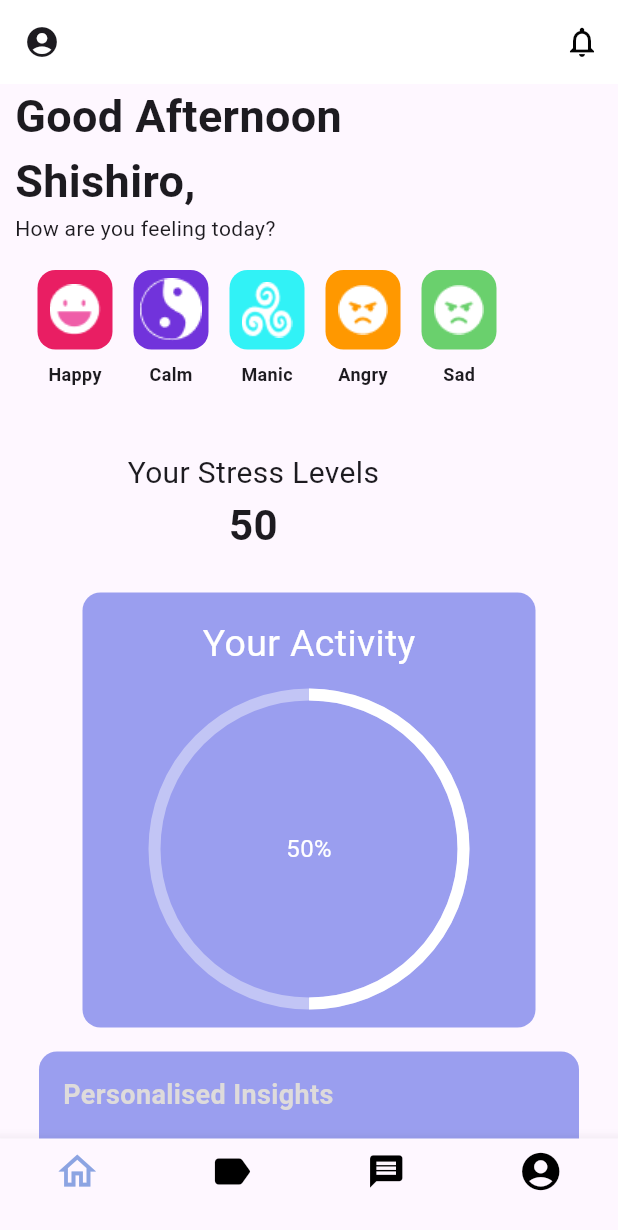
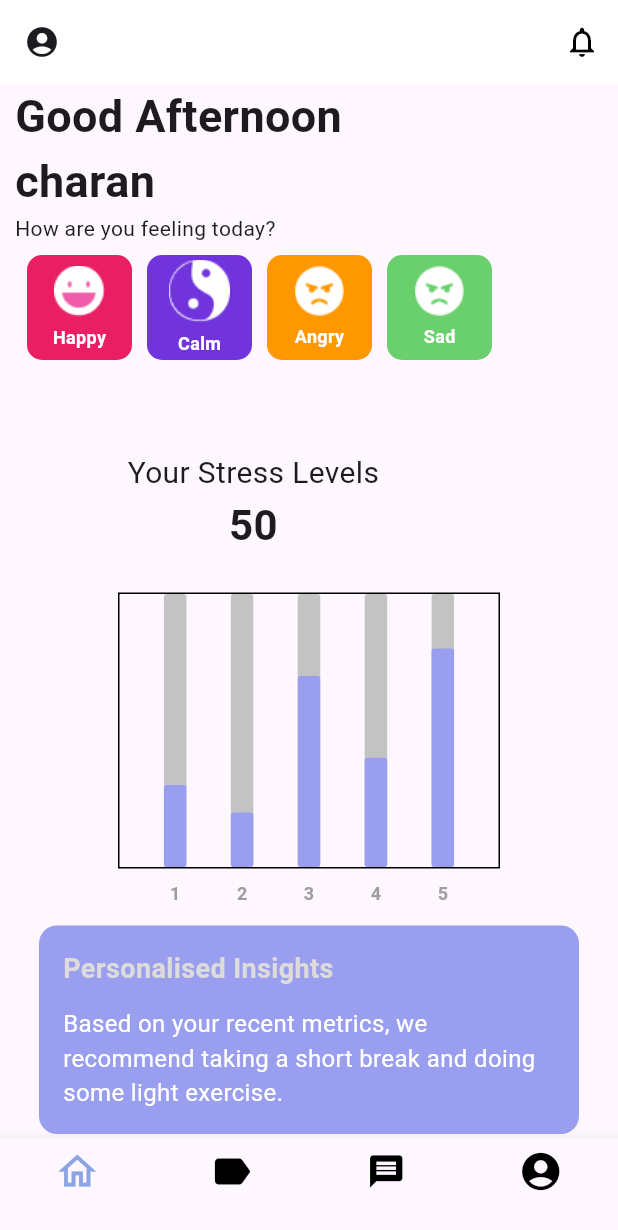
Before and after one commit to Charan0313/balencebeats, a Flutter app: the HomePage screen opened directly, on a phone screen of 412 x 824 dp. Shown: the top 1230 px of the screen. Run offline on Flutter 3.47's test engine with Material 3 defaults, Android fonts, the phone set to English and light mode, and no system bars; drawn by our look-alikes of fl_chart; our stand-ins replace bloc, dio, firebase_auth, firebase_core, flutter_bloc, get and 1 more; accounts and stored records are empty.

```diff
--- a/lib/Emergencycontacts/components/contact_block.dart
+++ b/lib/Emergencycontacts/components/contact_block.dart
@@ -1,7 +1,7 @@
 import 'package:flutter/material.dart';
 
 class ContactBlock extends StatelessWidget {
-  const ContactBlock({Key? key, required this.contact, required this.onDelete})
+  const ContactBlock({Key? key, required this.contact, required this.onDelete, required String name, required String number})
       : super(key: key);
 
   final String contact;
--- a/lib/Emergencycontacts/pages/em_contact.dart
+++ b/lib/Emergencycontacts/pages/em_contact.dart
@@ -41,7 +41,7 @@ class _EmergengyContactState extends State<EmergengyContact> {
                             setState(() {
                               contacts.remove(contact);
                             });
-                          },
+                          }, name: '', number: '',
                         ))
                     .toList(),
               ],
--- a/lib/Screens/home_screen.dart
+++ b/lib/Screens/home_screen.dart
@@ -13,12 +13,19 @@ class HomePage extends StatefulWidget {
 
 class _HomePageState extends State<HomePage> {
   int myIndex = 0;
-  List<Widget> widgetList = const [
-    Homepage(),
-    Learnpage(),
-    ChatbotPage(),
-    ProfilePage(username: 'Charan')
-  ];
+  late List<Widget> widgetList;
+
+  @override
+  void initState() {
+    super.initState();
+    widgetList = [
+      Homepage(username: widget.username),
+      Learnpage(),
+      ChatbotPage(),
+      ProfilePage(username: widget.username)
+    ];
+  }
+
   @override
   Widget build(BuildContext context) {
     return Scaffold(
@@ -65,7 +72,6 @@ class _HomePageState extends State<HomePage> {
           BottomNavigationBarItem(
             icon: Icon(
               size: 30,
-              // Icons.manage_accounts,
               Icons.account_circle,
               color: myIndex == 3
                   ? Color.fromARGB(255, 140, 164, 226)
--- /dev/null
+++ b/lib/home/bargraph/bardata.dart
@@ -0,0 +1,28 @@
+import 'package:balencebeats/home/bargraph/individualbar.dart';
+
+class BarData {
+  final double value1;
+  final double value2;
+  final double value3;
+  final double value4;
+  final double value5;
+
+  BarData({
+    required this.value1,
+    required this.value2,
+    required this.value3,
+    required this.value4,
+    required this.value5,
+  });
+
+  List<IndividualBar> barData = [];
+  void intitalisedBarData() {
+    barData = [
+      IndividualBar(x: 1, y: value1),
+      IndividualBar(x: 2, y: value2),
+      IndividualBar(x: 3, y: value3),
+      IndividualBar(x: 4, y: value4),
+      IndividualBar(x: 5, y: value5),
+    ];
+  }
+}
--- /dev/null
+++ b/lib/home/bargraph/bargraph.dart
@@ -0,0 +1,73 @@
+import 'package:balencebeats/home/bargraph/bardata.dart';
+import 'package:fl_chart/fl_chart.dart';
+import 'package:flutter/material.dart';
+
+class MybarGraph extends StatelessWidget {
+  final List values;
+  const MybarGraph({super.key, required this.values});
+  final Color customColor = const Color.fromRGBO(154, 158, 239, 1);
+  @override
+  Widget build(BuildContext context) {
+    BarData myBarData = BarData(
+        value1: values[0],
+        value2: values[1],
+        value3: values[2],
+        value4: values[3],
+        value5: values[4]);
+    myBarData.intitalisedBarData();
+    return BarChart(BarChartData(
+        maxY: 100,
+        minY: 0,
+        titlesData: const FlTitlesData(
+          show: true,
+          topTitles: AxisTitles(sideTitles: SideTitles(showTitles: false)),
+          rightTitles: AxisTitles(sideTitles: SideTitles(showTitles: false)),
+          leftTitles: AxisTitles(sideTitles: SideTitles(showTitles: false)),
+          bottomTitles: AxisTitles(sideTitles: SideTitles(showTitles: true,getTitlesWidget: GetBottomTiles,),),
+        ),
+        gridData: const FlGridData(show: false),
+        barGroups: myBarData.barData
+            .map((data) => BarChartGroupData(x: data.x, barRods: [
+                  BarChartRodData(
+                      toY: data.y,
+                      color: customColor,
+                      width: 15,
+                      borderRadius: BorderRadius.circular(2),
+                      backDrawRodData: BackgroundBarChartRodData(
+                          show: true,
+                          toY: 100,
+                          color: const Color.fromARGB(255, 195, 195, 195)))
+                ]))
+            .toList()));
+  }
+}
+
+Widget GetBottomTiles(double value, TitleMeta meta) {
+  const style =
+      TextStyle(color: Colors.grey, fontWeight: FontWeight.bold, fontSize: 12);
+
+  Widget text;
+  switch (value.toInt()) {
+    case 0:
+      text = const Text('S', style: style);
+      break;
+    case 1:
+      text = const Text('1', style: style);
+      break;
+    case 2:
+      text = const Text('2', style: style);
+      break;
+    case 3:
+      text = const Text('3', style: style);
+      break;
+    case 4:
+      text = const Text('4', style: style);
+      break;
+    case 5:
+      text = const Text('5', style: style);
+      break;
+    default:
+      text = const Text('', style: style);
+  }
+  return SideTitleWidget(child: text, axisSide: meta.axisSide);
+}
--- /dev/null
+++ b/lib/home/bargraph/individualbar.dart
@@ -0,0 +1,6 @@
+class IndividualBar {
+  final int x;
+  final double y;
+
+  IndividualBar({required this.x, required this.y});
+}
--- a/lib/home/components/block.dart
+++ b/lib/home/components/block.dart
@@ -1,43 +1,75 @@
 import 'package:flutter/material.dart';
 
-class MySmallBlock extends StatelessWidget {
+class MySmallBlock extends StatefulWidget {
   final String imagePath;
   final String text;
   final Color backgroundColor;
+  final void Function() onTap;
 
   const MySmallBlock({
     required this.imagePath,
     required this.text,
     required this.backgroundColor,
+    required this.onTap,
   });
 
   @override
+  _MySmallBlockState createState() => _MySmallBlockState();
+}
+
+class _MySmallBlockState extends State<MySmallBlock> {
+  bool isTapped = false;
+
+  @override
   Widget build(BuildContext context) {
-    return Padding(
-      padding: const EdgeInsets.symmetric(horizontal: 7,vertical: 10),
+    return GestureDetector(
+      onTapDown: (_) {
+        setState(() {
+          isTapped = true;
+        });
+        widget.onTap();
+      },
+      onTapUp: (_) {
+        setState(() {
+          isTapped = false;
+        });
+      },
+      onTapCancel: () {
+        setState(() {
+          isTapped = false;
+        });
+      },
+      child: Container(
+        width: 70,
+        height: 70,
+        decoration: BoxDecoration(
+          color: widget.backgroundColor,
+          borderRadius: BorderRadius.circular(10),
+          boxShadow: [
+            if (isTapped)
+              BoxShadow(
+                color: Colors.black.withOpacity(0.3),
+                blurRadius: 8,
+                offset: Offset(0, 5),
+              ),
+          ],
+        ),
         child: Column(
+          mainAxisAlignment: MainAxisAlignment.center,
           children: [
-          Container(
-            width: 50,
-            height: 53,
-            decoration: BoxDecoration(
-              color: backgroundColor,
-              borderRadius: BorderRadius.circular(12),
-            ),
-            child: Image.asset(
-              imagePath,
-            ),
-          ),
-          const SizedBox(height: 8),
+            Image.asset(widget.imagePath),
+            SizedBox(height: 5),
             Text(
-            text,
+              widget.text,
               style: const TextStyle(
+                color: Colors.white,
                 fontSize: 12,
                 fontWeight: FontWeight.bold,
               ),
             ),
           ],
         ),
+      ),
     );
   }
 }
--- a/lib/home/components/custom_Icon_text.dart
+++ b/lib/home/components/custom_Icon_text.dart
@@ -1,41 +1,61 @@
 import 'package:balencebeats/home/components/block.dart';
+import 'package:balencebeats/home/components/selection.dart';
 import 'package:flutter/material.dart';
+import 'package:get/get.dart';
 
 class MyHomecompon extends StatelessWidget {
-  const MyHomecompon({super.key});
+  final SelectionController controller = Get.put(SelectionController());
 
   @override
   Widget build(BuildContext context) {
-    return const Column(
+    return SingleChildScrollView(
+      child: Column(
         children: [
           Padding(
-          padding: EdgeInsets.all(8.0),
-          child: Row(
+            padding: const EdgeInsets.all(8.0),
+            child: SingleChildScrollView(
+              scrollDirection: Axis.horizontal,
+              child: Wrap(
+                spacing: 10,
+                runSpacing: 10,
                 children: [
                   MySmallBlock(
                     imagePath: 'assets/smile.png',
                     text: 'Happy',
-                  backgroundColor: Colors.pink),
+                    backgroundColor: Colors.pink,
+                    onTap: () => controller.setSelectedText('Great to hear! Keep up the positivity!'),
+                  ),
                   MySmallBlock(
                     imagePath: 'assets/Calm.png',
                     text: 'Calm',
-                  backgroundColor: Color.fromARGB(255, 113, 51, 219)),
-              MySmallBlock(
-                  imagePath: 'assets/Relax.png',
-                  text: 'Manic',
-                  backgroundColor: Color.fromARGB(255, 49, 242, 246)),
+                    backgroundColor: const Color.fromARGB(255, 113, 51, 219),
+                    onTap: () => controller.setSelectedText('Relax, Im here to assist you'),
+                  ),
                   MySmallBlock(
                     imagePath: 'assets/angry.png',
                     text: 'Angry',
-                  backgroundColor: Colors.orange),
+                    backgroundColor: Colors.orange,
+                    onTap: () => controller.setSelectedText('Take deep breaths, count to ten'),
+                  ),
                   MySmallBlock(
                     imagePath: 'assets/angry.png',
                     text: 'Sad',
-                  backgroundColor: Color.fromARGB(255, 106, 208, 109))
+                    backgroundColor: const Color.fromARGB(255, 106, 208, 109),
+                    onTap: () => controller.setSelectedText('Allow yourself to feel, then heal.'),
+                  ),
                 ],
               ),
-        )
+            ),
+          ),
+          const  SizedBox(height: 5),
+          Obx(() => Text(
+            controller.selectedText.isNotEmpty
+                ? ' ${controller.selectedText.value}'
+                : '',
+            style: const TextStyle(fontSize: 16),
+          )),
         ],
+      ),
     );
   }
 }
--- /dev/null
+++ b/lib/home/components/selection.dart
@@ -0,0 +1,9 @@
+import 'package:get/get.dart';
+
+class SelectionController extends GetxController {
+  var selectedText = ''.obs;
+
+  void setSelectedText(String text) {
+    selectedText.value = text;
+  }
+}
--- a/lib/home/pages/home_page.dart
+++ b/lib/home/pages/home_page.dart
@@ -1,5 +1,5 @@
+import 'package:balencebeats/home/bargraph/bargraph.dart';
 import 'package:balencebeats/home/components/Textblock.dart';
-import 'package:balencebeats/home/components/activity.dart';
 import 'package:balencebeats/home/components/custom_Icon_text.dart';
 import 'package:balencebeats/home/components/stressblock.dart';
 import 'package:flutter/material.dart';
@@ -7,53 +7,65 @@ import 'package:get/get.dart';
 import '../../profile/pages/ProfilePage.dart';
 
 class Homepage extends StatefulWidget {
-  const Homepage({super.key});
-
+  const Homepage({Key? key, required this.username});
+  final String username;
   @override
   State<Homepage> createState() => _HomepageState();
 }
 
 class _HomepageState extends State<Homepage> {
+  List<double> values = [30, 20, 70, 40, 80];
+
   @override
   Widget build(BuildContext context) {
     return Scaffold(
       appBar: AppBar(
         actions: [
           IconButton(
-              onPressed: () => {},
-              icon: const Icon(
-                Icons.notifications_outlined,
-                color: Color.fromARGB(255, 4, 4, 4),
-              ))
+            onPressed: () => {},
+            icon: const Icon(
+              Icons.notifications_outlined,
+              color: Color.fromARGB(255, 4, 4, 4),
+            ),
+          )
         ],
         elevation: 0,
         backgroundColor: Colors.white,
         leading: GestureDetector(
           onTap: () => {
-            Get.to(const ProfilePage(
-              username: 'charan',
+            Get.to(ProfilePage(
+              username: widget.username,
             ))
           },
           child: const Icon(Icons.account_circle),
         ),
       ),
-      body: const SingleChildScrollView(
+      body: SingleChildScrollView(
         child: Padding(
-          padding: EdgeInsets.symmetric(horizontal: 10),
+          padding: const EdgeInsets.symmetric(horizontal: 10),
           child: Column(
             crossAxisAlignment: CrossAxisAlignment.start,
             children: [
               Text(
-                'Good Afternoon \nShishiro,',
-                style: TextStyle(fontSize: 30, fontWeight: FontWeight.w600),
+                'Good Afternoon \n${widget.username}',
+                style:
+                    const TextStyle(fontSize: 30, fontWeight: FontWeight.w600),
               ),
-              Text(
+              const Text(
                 'How are you feeling today?',
               ),
               MyHomecompon(),
-              StressBlock(value: '50'),
-              ActivityBlock(progressValue: 0.5),
-              Mytextblock()
+              const StressBlock(value: '50'),
+              Padding(
+                padding: EdgeInsets.symmetric(horizontal: Get.width / 6),
+                child: SizedBox(
+                    height: Get.height / 4,
+                    width: Get.width / 1.5,
+                    child: MybarGraph(
+                      values: values,
+                    )),
+              ),
+              const Mytextblock(),
             ],
           ),
         ),
--- a/pubspec.yaml
+++ b/pubspec.yaml
@@ -30,6 +30,7 @@ environment:
 dependencies:
   flutter:
     sdk: flutter
+  fl_chart: ^0.66.2
   get: ^4.6.6
   bloc:
   flutter_bloc:
```
Also changed, not shown: lib/Screens/Login_Page.dart (+30 -14 lines), lib/Screens/SignUp_Page2.dart (+14 -3 lines), lib/Screens/SignUp_page1.dart (+12 -2 lines), lib/main.dart (+5 -3 lines), lib/user_auth/firebase_options.dart (renamed from lib/firebase_options.dart), pubspec.lock. Lines whose indentation alone changed are shown as unchanged.
